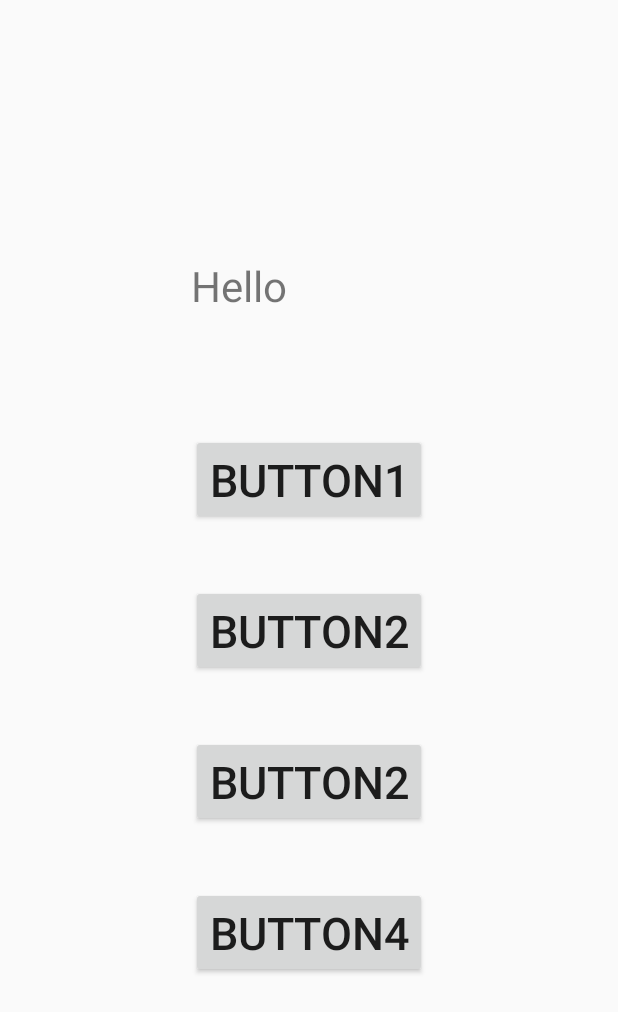
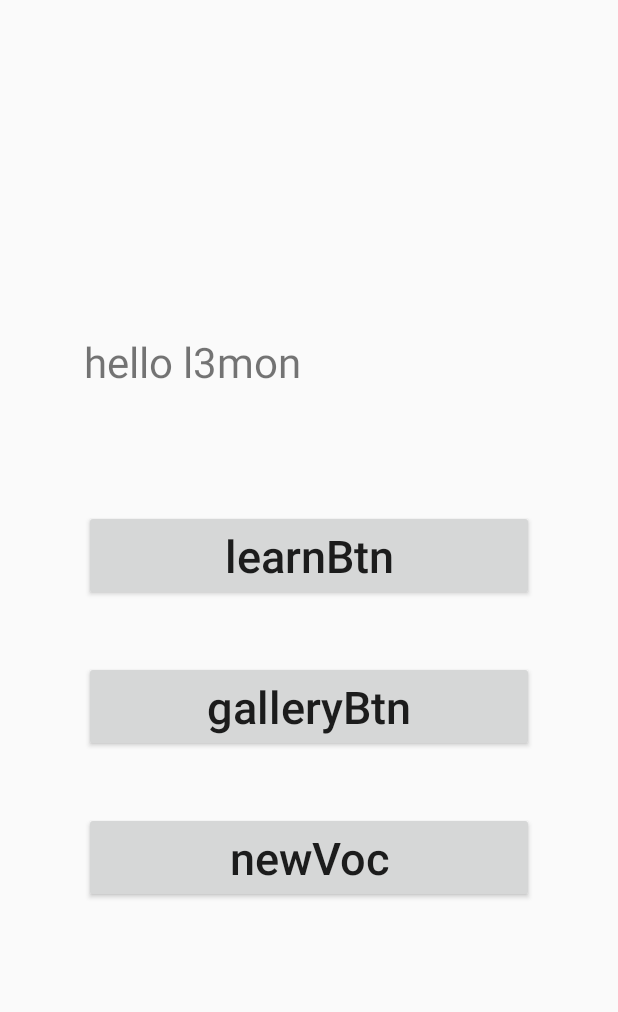
Before and after one commit to L3MON4D3/voc5, an Android app: the MainMenuActivity screen opened directly, with no data from a screen before it, on a phone screen of 412 x 824 dp. Shown: the top 1012 px of the screen. Run offline under Robolectric (Android 15) with nearby library versions, the phone set to English and light mode, and no system bars.

Commit message:
added functionality to MainMenuActivity and layout,few implementations in Superclass

```diff
--- a/Java/app/src/main/java/com.L3MON4D3.voc5/Client/Voc5Client.java
+++ b/Java/app/src/main/java/com.L3MON4D3.voc5/Client/Voc5Client.java
@@ -45,6 +45,12 @@ public class Voc5Client implements Parcelable {
         this.email = email ;
         this.password = password;
     }
+
+    /**
+     * Returns only username of email address(foobar@example returns only foobar)
+     * @return String User
+     */
+    public String getUser(){ return this.email.split("@")[0]; }
 
     public OkHttpClient getOkClient() { return okClient; }
     public ArrayList<Vocab> getVocabs() { return vocabs; }
--- a/Java/app/src/main/java/com.L3MON4D3.voc5/UI/MainMenuActivity.java
+++ b/Java/app/src/main/java/com.L3MON4D3.voc5/UI/MainMenuActivity.java
@@ -1,20 +1,49 @@
 package com.L3MON4D3.voc5.UI;
 
 import android.os.Bundle;
+import android.view.View;
+import android.widget.Button;
 import android.widget.TextView;
 
 import com.L3MON4D3.voc5.R;
 
 public class MainMenuActivity extends VocActivity {
     TextView intro;
+    Button learnBtn;
+    Button galleryBtn;
+    Button newVocBtn;
     @Override
     protected void onCreate(Bundle savedInstanceState) {
         super.onCreate(savedInstanceState);
         setContentView(R.layout.activity_main_menu);
 
-        if(getIntent().hasExtra("com.L3MON4D3.voc.UI.USER")){
-            intro.findViewById(R.id.introText);
-            intro.setText(getIntent().getExtras().getString("com.L3MON4D3.voc.UI.USER"));
-        }
+        intro = findViewById(R.id.introText);
+        intro.setText("hello " + client.getUser());
+
+
+        learnBtn = findViewById(R.id.learnBtn);
+        learnBtn.setOnClickListener(new View.OnClickListener() {
+            @Override
+            public void onClick(View view) {
+                startLearn();
+            }
+        });
+
+        galleryBtn = findViewById(R.id.galleryBtn);
+        galleryBtn.setOnClickListener(new View.OnClickListener() {
+            @Override
+            public void onClick(View view) {
+                startGallery();
+            }
+        });
+
+        newVocBtn = findViewById(R.id.newVocBtn);
+        newVocBtn.setOnClickListener(new View.OnClickListener() {
+            @Override
+            public void onClick(View view) {
+                startNewVoc();
+            }
+        });
+
     }
 }
--- a/Java/app/src/main/java/com.L3MON4D3.voc5/UI/VocActivity.java
+++ b/Java/app/src/main/java/com.L3MON4D3.voc5/UI/VocActivity.java
@@ -1,6 +1,8 @@
 package com.L3MON4D3.voc5.UI;
 
+import android.content.Intent;
 import android.os.Bundle;
+
 import androidx.appcompat.app.AppCompatActivity;
 
 import com.L3MON4D3.voc5.Client.Voc5Client;
@@ -22,4 +24,30 @@ public class VocActivity extends AppCompatActivity {
         } else
             client = new Voc5Client("https://api.voc5.org","l3mon@4d3.org","foo");
     }
+
+    /**
+     *
+     */
+    public void startLearn(){
+        Intent startIntent = new Intent(getApplicationContext(), MainMenuActivity.class);//todo add learn activity
+        startIntent.putExtra()
+        startActivity(startIntent);
+    }
+
+    /**
+     *Starts Gallery activity and passes proper Intent
+     */
+    public void startGallery(){
+        Intent startIntent = new Intent(getApplicationContext(), GalleryActivity.class);
+        startActivity(startIntent);
+    }
+
+    /**
+     * Starts newVoc activity and passes proper Intent()
+      */
+    public void startNewVoc(){
+        Intent startIntent = new Intent(getApplicationContext(),MainMenuActivity.class);//todo add activity for creating new Voc
+        //todo: add proper extra to Intent
+        startActivity(startIntent);
+    }
 }
--- a/Java/app/src/main/res/layout/activity_main_menu.xml
+++ b/Java/app/src/main/res/layout/activity_main_menu.xml
@@ -5,9 +5,9 @@
     xmlns:tools="http://schemas.android.com/tools"
     android:layout_width="wrap_content"
     android:layout_height="wrap_content"
-    android:orientation="vertical"
     android:layout_gravity="center"
-    >
+    android:orientation="vertical">
+
     <TextView
         android:id="@+id/introText"
         android:layout_width="wrap_content"
@@ -18,50 +18,37 @@
         />
 
     <LinearLayout
-        android:layout_width="wrap_content"
+        android:layout_width="300dp"
         android:layout_height="wrap_content"
-        android:orientation="vertical"
         android:layout_gravity="center"
+        android:orientation="vertical">
 
-        >
-
-            <Button
-            android:id="@+id/button1"
-            android:layout_width="wrap_content"
+        <Button
+            android:id="@+id/learnBtn"
+            android:layout_width="match_parent"
             android:layout_height="wrap_content"
             android:layout_marginTop="80dp"
-            android:text="Button1"
-            android:textSize="30dp"
-            />
+            android:text="learnBtn"
+            android:textAllCaps="false"
+            android:textSize="30dp" />
 
         <Button
-            android:id="@+id/button2"
-            android:layout_width="wrap_content"
+            android:id="@+id/galleryBtn"
+            android:layout_width="match_parent"
             android:layout_height="wrap_content"
             android:layout_marginTop="40dp"
-            android:text="Button2"
-            android:textSize="30dp"
-            />
+            android:text="galleryBtn"
+            android:textAllCaps="false"
+            android:textSize="30dp" />
 
         <Button
-            android:id="@+id/button3"
-            android:layout_width="wrap_content"
+            android:id="@+id/newVocBtn"
+            android:layout_width="match_parent"
             android:layout_height="wrap_content"
             android:layout_marginTop="40dp"
-            android:text="Button2"
-            android:textSize="30dp"
-           />
-
-        <Button
-            android:id="@+id/button4"
-            android:layout_width="wrap_content"
-            android:layout_height="wrap_content"
-            android:layout_marginTop="40dp"
-            android:text="Button4"
-            android:textSize="30dp"
-            />
-
-
+            android:text="newVoc"
+            android:textAllCaps="false"
+            android:textSize="30dp" />
 
     </LinearLayout>
 </LinearLayout>
```
